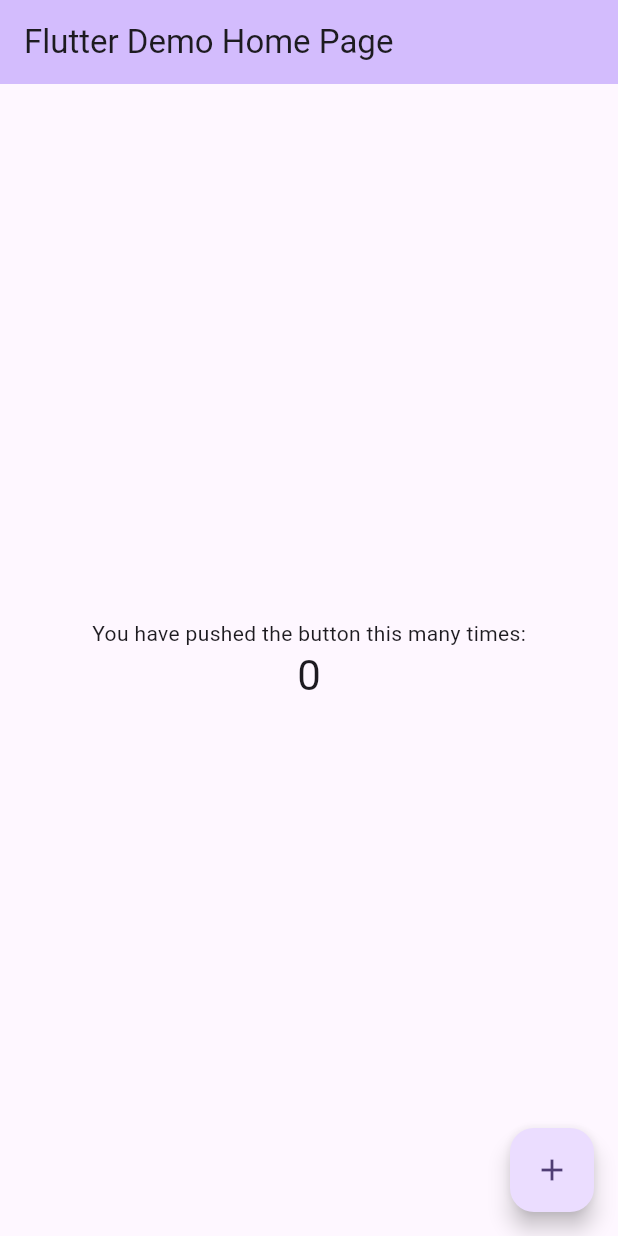
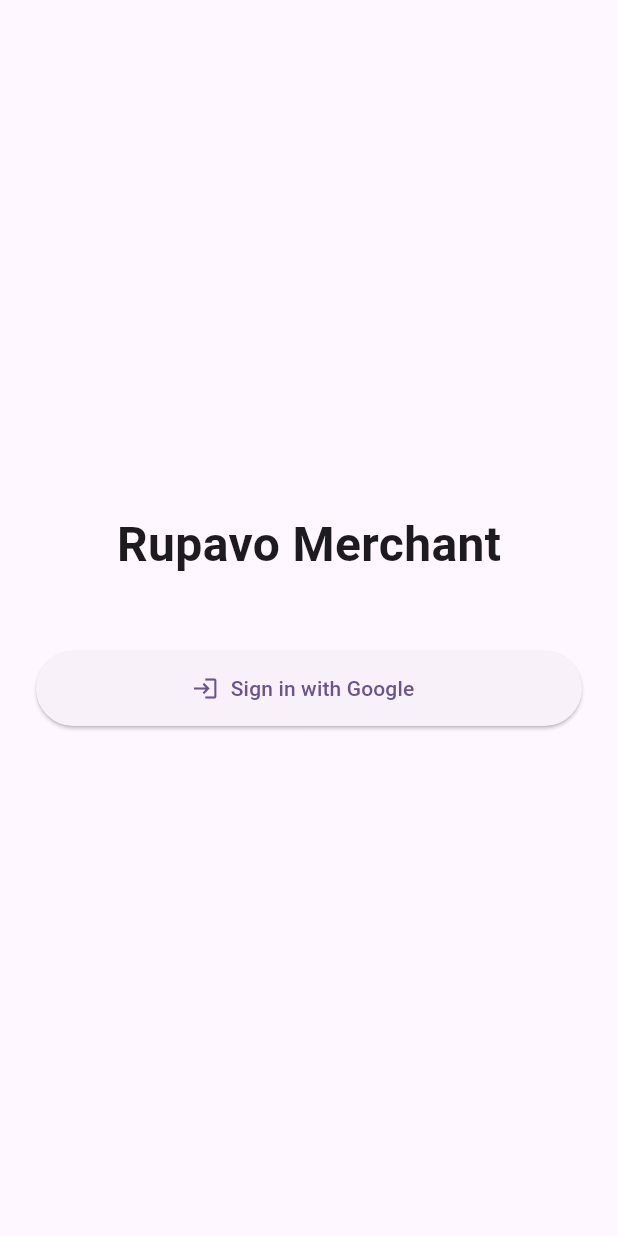
Before and after one commit to mcpe500/rupavo-repo, a Flutter app: the screen it shows after launch, on a phone screen of 412 x 824 dp. Run offline on Flutter 3.47's test engine with Material 3 defaults, Android fonts, the phone set to English and light mode, and no system bars; our stand-ins replace flutter_dotenv, google_sign_in, supabase_flutter; accounts and stored records are empty.

Commit message:
feat: Implement initial Flutter merchant app with Supabase authentication and a basic React principal app title component.

```diff
--- a/rupavo_merchant_app/lib/main.dart
+++ b/rupavo_merchant_app/lib/main.dart
@@ -1,6 +1,8 @@
 import 'package:flutter/material.dart';
 import 'package:supabase_flutter/supabase_flutter.dart';
 import 'package:flutter_dotenv/flutter_dotenv.dart';
+import 'package:rupavo_merchant_app/screens/login_screen.dart';
+import 'package:rupavo_merchant_app/services/auth_service.dart';
 import 'env.dart';
 
 void main() async {
@@ -19,45 +21,47 @@ void main() async {
 class MyApp extends StatelessWidget {
   const MyApp({super.key});
 
-  // This widget is the root of your application.
   @override
   Widget build(BuildContext context) {
     return MaterialApp(
-      title: 'Flutter Demo',
+      title: 'Rupavo Merchant',
       theme: ThemeData(
-        // This is the theme of your application.
-        //
-        // TRY THIS: Try running your application with "flutter run". You'll see
-        // the application has a purple toolbar. Then, without quitting the app,
-        // try changing the seedColor in the colorScheme below to Colors.green
-        // and then invoke "hot reload" (save your changes or press the "hot
-        // reload" button in a Flutter-supported IDE, or press "r" if you used
-        // the command line to start the app).
-        //
-        // Notice that the counter didn't reset back to zero; the application
-        // state is not lost during the reload. To reset the state, use hot
-        // restart instead.
-        //
-        // This works for code too, not just values: Most code changes can be
-        // tested with just a hot reload.
-        colorScheme: .fromSeed(seedColor: Colors.deepPurple),
+        colorScheme: ColorScheme.fromSeed(seedColor: Colors.deepPurple),
+        useMaterial3: true,
       ),
-      home: const MyHomePage(title: 'Flutter Demo Home Page'),
+      home: const AuthGate(),
+    );
+  }
+}
+
+class AuthGate extends StatelessWidget {
+  const AuthGate({super.key});
+
+  @override
+  Widget build(BuildContext context) {
+    return StreamBuilder<AuthState>(
+      stream: AuthService().authStateChanges,
+      builder: (context, snapshot) {
+        if (snapshot.connectionState == ConnectionState.waiting) {
+          return const Scaffold(
+            body: Center(child: CircularProgressIndicator()),
+          );
+        }
+
+        final session = snapshot.hasData ? snapshot.data!.session : null;
+
+        if (session != null) {
+          return const MyHomePage(title: 'Rupavo Merchant Home');
+        } else {
+          return const LoginScreen();
+        }
+      },
     );
   }
 }
 
 class MyHomePage extends StatefulWidget {
   const MyHomePage({super.key, required this.title});
-
-  // This widget is the home page of your application. It is stateful, meaning
-  // that it has a State object (defined below) that contains fields that affect
-  // how it looks.
-
-  // This class is the configuration for the state. It holds the values (in this
-  // case the title) provided by the parent (in this case the App widget) and
-  // used by the build method of the State. Fields in a Widget subclass are
-  // always marked "final".
 
   final String title;
 
@@ -66,68 +70,37 @@ class MyHomePage extends StatefulWidget {
 }
 
 class _MyHomePageState extends State<MyHomePage> {
-  int _counter = 0;
-
-  void _incrementCounter() {
-    setState(() {
-      // This call to setState tells the Flutter framework that something has
-      // changed in this State, which causes it to rerun the build method below
-      // so that the display can reflect the updated values. If we changed
-      // _counter without calling setState(), then the build method would not be
-      // called again, and so nothing would appear to happen.
-      _counter++;
-    });
-  }
+  final AuthService _authService = AuthService();
 
   @override
   Widget build(BuildContext context) {
-    // This method is rerun every time setState is called, for instance as done
-    // by the _incrementCounter method above.
-    //
-    // The Flutter framework has been optimized to make rerunning build methods
-    // fast, so that you can just rebuild anything that needs updating rather
-    // than having to individually change instances of widgets.
+    final user = _authService.currentUser;
+
     return Scaffold(
       appBar: AppBar(
-        // TRY THIS: Try changing the color here to a specific color (to
-        // Colors.amber, perhaps?) and trigger a hot reload to see the AppBar
-        // change color while the other colors stay the same.
         backgroundColor: Theme.of(context).colorScheme.inversePrimary,
-        // Here we take the value from the MyHomePage object that was created by
-        // the App.build method, and use it to set our appbar title.
         title: Text(widget.title),
+        actions: [
+          IconButton(
+            icon: const Icon(Icons.logout),
+            onPressed: () async {
+              await _authService.signOut();
+            },
+          ),
+        ],
       ),
       body: Center(
-        // Center is a layout widget. It takes a single child and positions it
-        // in the middle of the parent.
         child: Column(
-          // Column is also a layout widget. It takes a list of children and
-          // arranges them vertically. By default, it sizes itself to fit its
-          // children horizontally, and tries to be as tall as its parent.
-          //
-          // Column has various properties to control how it sizes itself and
-          // how it positions its children. Here we use mainAxisAlignment to
-          // center the children vertically; the main axis here is the vertical
-          // axis because Columns are vertical (the cross axis would be
-          // horizontal).
-          //
-          // TRY THIS: Invoke "debug painting" (choose the "Toggle Debug Paint"
-          // action in the IDE, or press "p" in the console), to see the
-          // wireframe for each widget.
-          mainAxisAlignment: .center,
+          mainAxisAlignment: MainAxisAlignment.center,
           children: [
-            const Text('You have pushed the button this many times:'),
-            Text(
-              '$_counter',
-              style: Theme.of(context).textTheme.headlineMedium,
-            ),
+            if (user != null) ...[
+              Text('Logged in as: ${user.email}'),
+              const SizedBox(height: 10),
+              Text('User ID: ${user.id}'),
+            ] else
+              const Text('Not logged in'),
           ],
         ),
-      ),
-      floatingActionButton: FloatingActionButton(
-        onPressed: _incrementCounter,
-        tooltip: 'Increment',
-        child: const Icon(Icons.add),
       ),
     );
   }
--- /dev/null
+++ b/rupavo_merchant_app/lib/screens/login_screen.dart
@@ -0,0 +1,86 @@
+import 'package:flutter/material.dart';
+import 'package:rupavo_merchant_app/services/auth_service.dart';
+import 'package:supabase_flutter/supabase_flutter.dart';
+
+class LoginScreen extends StatefulWidget {
+  const LoginScreen({super.key});
+
+  @override
+  State<LoginScreen> createState() => _LoginScreenState();
+}
+
+class _LoginScreenState extends State<LoginScreen> {
+  final AuthService _authService = AuthService();
+  bool _isLoading = false;
+
+  Future<void> _handleGoogleSignIn() async {
+    setState(() {
+      _isLoading = true;
+    });
+
+    try {
+      await _authService.signInWithGoogle();
+      // Navigation is handled by the AuthState listener in main.dart
+    } on AuthException catch (e) {
+      if (mounted) {
+        ScaffoldMessenger.of(context).showSnackBar(
+          SnackBar(
+            content: Text(e.message),
+            backgroundColor: Colors.red,
+          ),
+        );
+      }
+    } catch (e) {
+      if (mounted) {
+        ScaffoldMessenger.of(context).showSnackBar(
+          SnackBar(
+            content: Text('Error: $e'),
+            backgroundColor: Colors.red,
+          ),
+        );
+      }
+    } finally {
+      if (mounted) {
+        setState(() {
+          _isLoading = false;
+        });
+      }
+    }
+  }
+
+  @override
+  Widget build(BuildContext context) {
+    return Scaffold(
+      body: Center(
+        child: Padding(
+          padding: const EdgeInsets.all(24.0),
+          child: Column(
+            mainAxisAlignment: MainAxisAlignment.center,
+            children: [
+              // Logo or App Name could go here
+              const Text(
+                'Rupavo Merchant',
+                style: TextStyle(
+                  fontSize: 32,
+                  fontWeight: FontWeight.bold,
+                ),
+              ),
+              const SizedBox(height: 48),
+              if (_isLoading)
+                const CircularProgressIndicator()
+              else
+                ElevatedButton.icon(
+                  onPressed: _handleGoogleSignIn,
+                  icon: const Icon(Icons.login), // You might want a Google icon here
+                  label: const Text('Sign in with Google'),
+                  style: ElevatedButton.styleFrom(
+                    minimumSize: const Size(double.infinity, 50),
+                  ),
+                ),
+            ],
+          ),
+        ),
+      ),
+    );
+  }
+}
--- /dev/null
+++ b/rupavo_merchant_app/lib/services/auth_service.dart
@@ -0,0 +1,59 @@
+import 'package:google_sign_in/google_sign_in.dart' as google_sign_in;
+import 'package:supabase_flutter/supabase_flutter.dart';
+
+class AuthService {
+  final SupabaseClient _supabase = Supabase.instance.client;
+  final google_sign_in.GoogleSignIn _googleSignIn = google_sign_in.GoogleSignIn(
+    // Optional clientId
+    // clientId: '[YOUR_IOS_CLIENT_ID]',
+    // scopes: [
+    //   'email',
+    //   'https://www.googleapis.com/auth/contacts.readonly',
+    // ],
+  );
+
+  // Stream of auth state changes
+  Stream<AuthState> get authStateChanges => _supabase.auth.onAuthStateChange;
+
+  // Get current user
+  User? get currentUser => _supabase.auth.currentUser;
+
+  // Sign in with Google
+  Future<AuthResponse> signInWithGoogle() async {
+    try {
+      // 1. Trigger the Google Authentication flow
+      final google_sign_in.GoogleSignInAccount? googleUser = await _googleSignIn.signIn();
+
+      if (googleUser == null) {
+        throw 'Google Sign-In aborted by user.';
+      }
+
+      // 2. Obtain the auth details from the request
+      final google_sign_in.GoogleSignInAuthentication googleAuth = await googleUser.authentication;
+      final accessToken = googleAuth.accessToken;
+      final idToken = googleAuth.idToken;
+
+      if (accessToken == null) {
+        throw 'No Access Token found.';
+      }
+      if (idToken == null) {
+        throw 'No ID Token found.';
+      }
+
+      // 3. Authenticate with Supabase using the Google ID Token
+      return await _supabase.auth.signInWithIdToken(
+        provider: OAuthProvider.google,
+        idToken: idToken,
+        accessToken: accessToken,
+      );
+    } catch (e) {
+      rethrow;
+    }
+  }
+
+  // Sign out
+  Future<void> signOut() async {
+    await _googleSignIn.signOut();
+    await _supabase.auth.signOut();
+  }
+}
--- a/rupavo_merchant_app/pubspec.yaml
+++ b/rupavo_merchant_app/pubspec.yaml
@@ -36,7 +36,7 @@ dependencies:
   cupertino_icons: ^1.0.8
   supabase_flutter: ^2.10.3
   flutter_dotenv: ^6.0.0
-  google_sign_in: ^7.2.0
+  google_sign_in: ^6.2.1
 
 dev_dependencies:
   flutter_test:
```
Also changed, not shown: rupavo_merchant_app/pubspec.lock, 3 other files.
